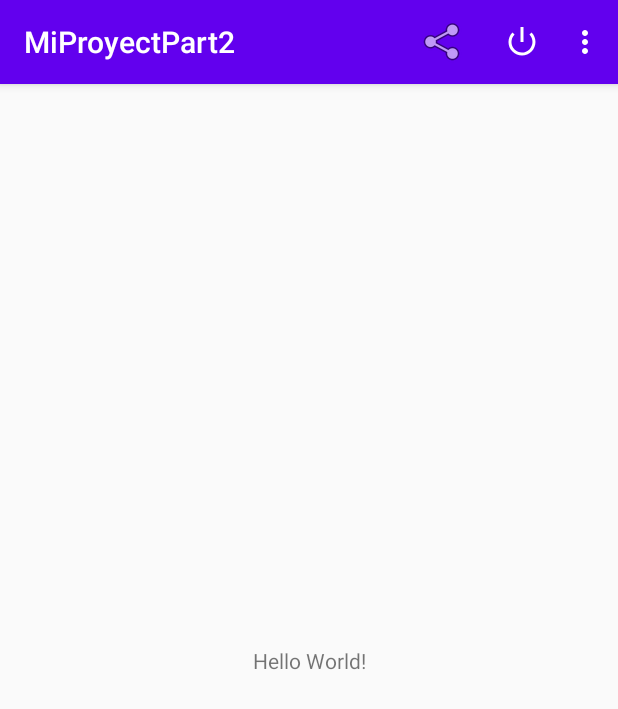
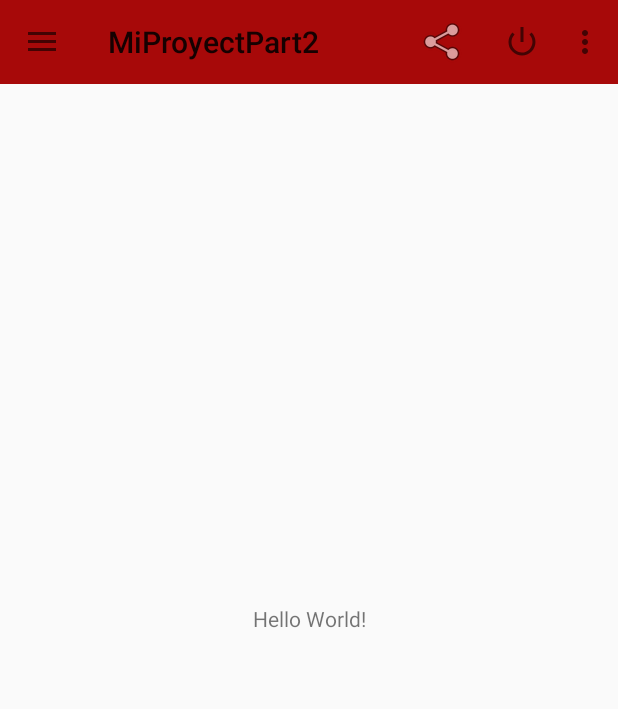
Before and after one commit to GladysFiorellaHuanacune/MiProyectPart2, an Android app: the screen it shows after launch (MainActivity), on a phone screen of 412 x 824 dp. Shown: the top 709 px of the screen. Run offline under Robolectric (Android 15) with nearby library versions, the phone set to English and light mode, and no system bars.

Commit message:
Añadiendo menu lateral con material component navigationdrawer

```diff
--- a/app/build.gradle
+++ b/app/build.gradle
@@ -28,5 +28,6 @@ dependencies {
     testImplementation 'junit:junit:4.12'
     androidTestImplementation 'androidx.test.ext:junit:1.1.1'
     androidTestImplementation 'androidx.test.espresso:espresso-core:3.2.0'
+    implementation 'com.google.android.material:material:1.0.0-rc01'
 
 }
--- a/app/src/main/java/com/example/miproyectpart2/MainActivity.java
+++ b/app/src/main/java/com/example/miproyectpart2/MainActivity.java
@@ -1,19 +1,86 @@
 package com.example.miproyectpart2;
 
+import androidx.appcompat.app.ActionBarDrawerToggle;
 import androidx.appcompat.app.AppCompatActivity;
+import androidx.appcompat.widget.Toolbar;
+import androidx.core.view.GravityCompat;
+import androidx.drawerlayout.widget.DrawerLayout;
 
 import android.content.Intent;
 import android.os.Bundle;
 import android.view.Menu;
 import android.view.MenuItem;
 
-public class MainActivity extends AppCompatActivity {
+
+import com.google.android.material.navigation.NavigationView;
+
+public class MainActivity extends AppCompatActivity implements NavigationView.OnNavigationItemSelectedListener  {
 
     @Override
     protected void onCreate(Bundle savedInstanceState) {
         super.onCreate(savedInstanceState);
-        setContentView(R.layout.activity_main);
+        setContentView(R.layout.drawerlayout);
+        Toolbar toolbar = (Toolbar) findViewById(R.id.toolbar);
+        setSupportActionBar(toolbar);
+// Navigation Drawer
+        DrawerLayout drawer = (DrawerLayout) findViewById(
+                R.id.drawer_layout);
+        ActionBarDrawerToggle toggle = new ActionBarDrawerToggle(this,
+                drawer, toolbar, R.string.drawer_open, R.string. drawer_close);
+        drawer.addDrawerListener(toggle);
+        toggle.syncState();
+        NavigationView navigationView = (NavigationView) findViewById(
+                R.id.nav_view);
+        navigationView.setNavigationItemSelectedListener(this);
     }
+
+    @SuppressWarnings("StatementWithEmptyBody")
+    @Override
+    public boolean onNavigationItemSelected(MenuItem item) {
+        switch (item.getItemId()) {
+            case R.id.nav_compartir:
+                Intent paramView;
+                paramView = new Intent("android.intent.action.SEND");
+                paramView.setType("text/plain");
+                paramView.putExtra("android.intent.extra.TEXT", "Descarga nuestra app de la PlayStore" +
+                        " \n" + "https://play.google.com/store/apps/details?id=app.product.demarktec.alo14_pasajero");
+                startActivity(Intent.createChooser(paramView, "Comparte Nuestro aplicativo"));
+                break;
+            case R.id.nav_salir:
+                finish();
+                break;
+            case R.id.nav_multimedia:
+                startActivity(new Intent(this, Multimedia.class));
+                break;
+            case R.id.nav_permisos:
+                startActivity(new Intent(this, Permisos.class));
+                break;
+            case R.id.nav_intenciones:
+                startActivity(new Intent(this, Intenciones.class));
+                break;
+            case R.id.nav_comunicacion:
+                startActivity(new Intent(this, Comunicacion1.class));
+                break;
+            default:
+                break;
+        }
+        DrawerLayout drawer = (DrawerLayout) findViewById(
+                R.id.drawer_layout);
+        drawer.closeDrawer(GravityCompat.START);
+        return true;
+    }
+
+    @Override
+    public void onBackPressed() {
+        DrawerLayout drawer = (DrawerLayout) findViewById(
+                R.id.drawer_layout);
+        if (drawer.isDrawerOpen(GravityCompat.START)) {
+            drawer.closeDrawer(GravityCompat.START);
+        } else {
+            super.onBackPressed();
+        }
+    }
+
     @Override public boolean onCreateOptionsMenu(Menu menu) {
         getMenuInflater().inflate(R.menu.menu1, menu);
         return true; /** true -> el menú ya está visible */
--- a/app/src/main/res/layout/activity_main.xml
+++ b/app/src/main/res/layout/activity_main.xml
@@ -6,6 +6,13 @@
     android:layout_height="match_parent"
     tools:context=".MainActivity">
 
+    <androidx.appcompat.widget.Toolbar
+        android:id="@+id/toolbar"
+        android:layout_width="match_parent"
+        android:layout_height="wrap_content"
+        android:minHeight="?attr/actionBarSize"
+        android:background="#a70909"
+        tools:ignore="MissingConstraints" />
     <TextView
         android:layout_width="wrap_content"
         android:layout_height="wrap_content"
--- /dev/null
+++ b/app/src/main/res/layout/drawerlayout.xml
@@ -0,0 +1,22 @@
+<androidx.drawerlayout.widget.DrawerLayout
+    xmlns:android="http://schemas.android.com/apk/res/android"
+    xmlns:app="http://schemas.android.com/apk/res-auto"
+    android:id="@+id/drawer_layout"
+    android:layout_width="match_parent"
+    android:layout_height="match_parent"
+    android:fitsSystemWindows="true">
+    <!--El contenido de la actividad -->
+    <include
+        layout="@layout/activity_main"
+        android:layout_width="match_parent"
+        android:layout_height="match_parent" />
+    <!--El contenido del Navigation Drawer -->
+    <com.google.android.material.navigation.NavigationView
+        android:id="@+id/nav_view"
+        android:layout_width="wrap_content"
+        android:layout_height="match_parent"
+        android:layout_gravity="start"
+        android:fitsSystemWindows="true"
+        app:headerLayout="@layout/nav_header_main"
+        app:menu="@menu/menu2" />
+</androidx.drawerlayout.widget.DrawerLayout>
--- /dev/null
+++ b/app/src/main/res/menu/menu2.xml
@@ -0,0 +1,26 @@
+<menu xmlns:android="http://schemas.android.com/apk/res/android">
+    <group android:checkableBehavior="single">
+        <item android:id="@+id/nav_comunicacion"
+            android:icon="@android:drawable/ic_menu_gallery"
+            android:title="Comunicacion" />
+        <item android:id="@+id/nav_intenciones"
+            android:icon="@android:drawable/ic_menu_gallery"
+            android:title="Intenciones" />
+        <item android:id="@+id/nav_multimedia"
+            android:icon="@android:drawable/ic_menu_gallery"
+            android:title="Multimedia" />
+        <item android:id="@+id/nav_permisos"
+            android:icon="@android:drawable/ic_menu_gallery"
+            android:title="Permisos" />
+    </group>
+    <item android:title="Acciones adicionales">
+        <menu>
+            <item android:id="@+id/nav_compartir"
+                android:icon="@android:drawable/ic_menu_share"
+                android:title="Compartir" />
+            <item android:id="@+id/nav_salir"
+                android:icon="@android:drawable/ic_menu_manage"
+                android:title="Salir" />
+        </menu>
+    </item>
+</menu>
--- a/app/src/main/res/values/strings.xml
+++ b/app/src/main/res/values/strings.xml
@@ -1,3 +1,5 @@
 <resources>
     <string name="app_name">MiProyectPart2</string>
+    <string name="drawer_open">abrir</string>
+    <string name="drawer_close">cerrar</string>
 </resources>
--- a/app/src/main/res/values/styles.xml
+++ b/app/src/main/res/values/styles.xml
@@ -1,6 +1,6 @@
 <resources>
     <!-- Base application theme. -->
-    <style name="AppTheme" parent="Theme.AppCompat.Light.DarkActionBar">
+    <style name="AppTheme" parent="Theme.AppCompat.Light.NoActionBar">
         <!-- Customize your theme here. -->
         <item name="colorPrimary">@color/colorPrimary</item>
         <item name="colorPrimaryDark">@color/colorPrimaryDark</item>
```
Also changed, not shown: app/src/main/res/layout/nav_header_main.xml (added, +30 -0 lines).
